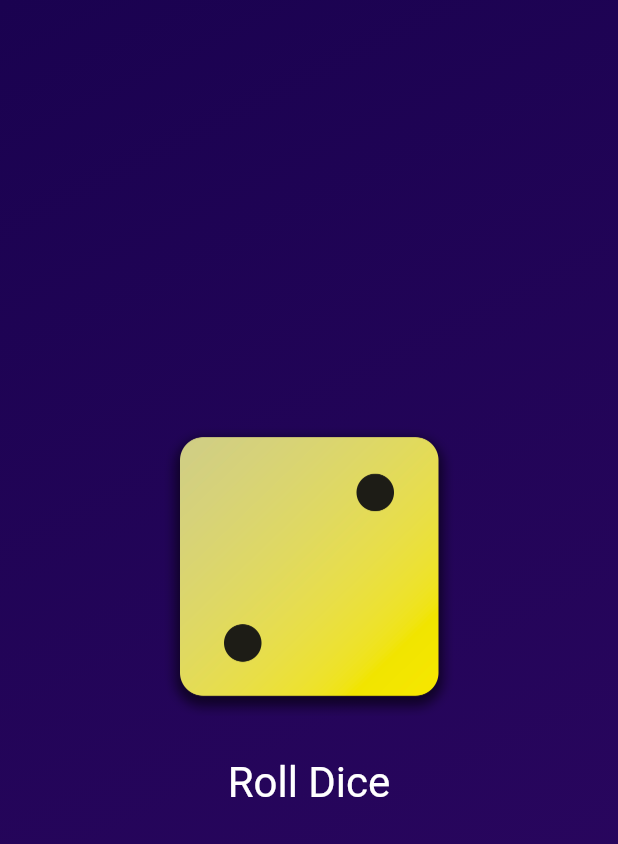
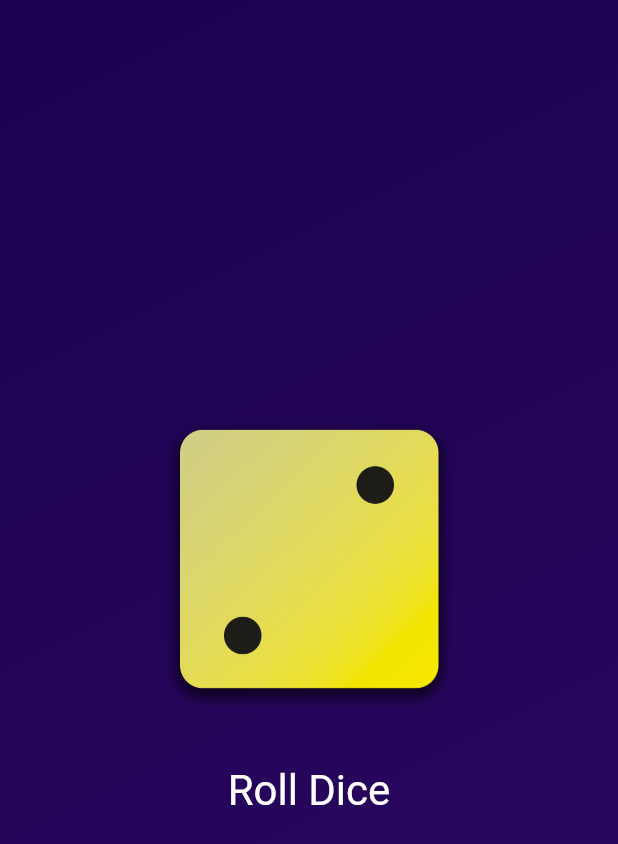
Before and after one commit to barefoot1423/basic, a Flutter app: the screen it shows after launch, on a phone screen of 412 x 824 dp. Shown: the top 844 px of the screen. Run offline on Flutter 3.47's test engine with Material 2 defaults, Android fonts, the phone set to English and light mode, and no system bars.

Commit message:
by lecture 50

```diff
--- a/lib/dice_roller.dart
+++ b/lib/dice_roller.dart
@@ -29,17 +29,22 @@ class _DiceRollerState extends State<DiceRoller> {
     return Column(
       mainAxisSize: MainAxisSize.min,
       children: [
-        Image.asset(activeDiceImage, width: 200),
+        Image.asset(
+          activeDiceImage,
+          width: 200,
+        ),
         const SizedBox(
-          height: 20,
+          height: 30,
         ),
         TextButton(
-            onPressed: rollDice,
-            style: TextButton.styleFrom(
-              // padding: EdgeInsets.only(top: 20),
-                foregroundColor: Colors.white,
-                textStyle: const TextStyle(fontSize: 28)),
-            child: const Text('Roll Dice'))
+          onPressed: rollDice,
+          style: TextButton.styleFrom(
+            // padding: EdgeInsets.only(top: 20),
+            foregroundColor: Colors.white,
+            textStyle: const TextStyle(fontSize: 28),
+          ),
+          child: const Text('Roll Dice'),
+        ),
       ],
     );
   }
```
